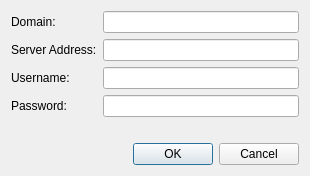
Old version of the form ahenk/lider/connection.ui in the repository pars-linux/uludag.
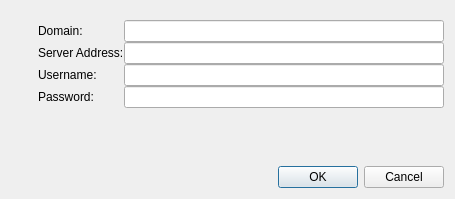
New version of the form. Icons and pictures are not drawn.

Commit message: Polished new connection dialgo

```diff
--- a/ahenk/lider/connection.ui
+++ b/ahenk/lider/connection.ui
@@ -6,15 +6,27 @@
    <rect>
     <x>0</x>
     <y>0</y>
-    <width>310</width>
-    <height>151</height>
+    <width>455</width>
+    <height>199</height>
    </rect>
   </property>
+  <property name="sizePolicy">
+   <sizepolicy hsizetype="Fixed" vsizetype="Fixed">
+    <horstretch>0</horstretch>
+    <verstretch>0</verstretch>
+   </sizepolicy>
+  </property>
   <property name="windowTitle">
    <string>Connection</string>
   </property>
   <layout class="QGridLayout" name="gridLayout_2">
-   <item row="0" column="0">
+   <property name="topMargin">
+    <number>20</number>
+   </property>
+   <property name="horizontalSpacing">
+    <number>20</number>
+   </property>
+   <item row="0" column="1">
     <layout class="QGridLayout" name="gridLayout">
      <item row="0" column="1">
       <widget class="QLineEdit" name="editDomain"/>
@@ -62,7 +74,7 @@
      </item>
     </layout>
    </item>
-   <item row="2" column="0">
+   <item row="2" column="1">
     <widget class="QDialogButtonBox" name="buttonBox">
      <property name="orientation">
       <enum>Qt::Horizontal</enum>
@@ -72,7 +84,7 @@
      </property>
     </widget>
    </item>
-   <item row="1" column="0">
+   <item row="1" column="1">
     <widget class="QLabel" name="labelWarning">
      <property name="styleSheet">
       <string notr="true">color: red;</string>
@@ -82,6 +94,16 @@
      </property>
     </widget>
    </item>
+   <item row="0" column="0">
+    <widget class="QLabel" name="label_5">
+     <property name="text">
+      <string/>
+     </property>
+     <property name="pixmap">
+      <pixmap resource="data.qrc">:/icons/internet128.png</pixmap>
+     </property>
+    </widget>
+   </item>
   </layout>
  </widget>
  <tabstops>
```
The commit also changes 2 other files.
